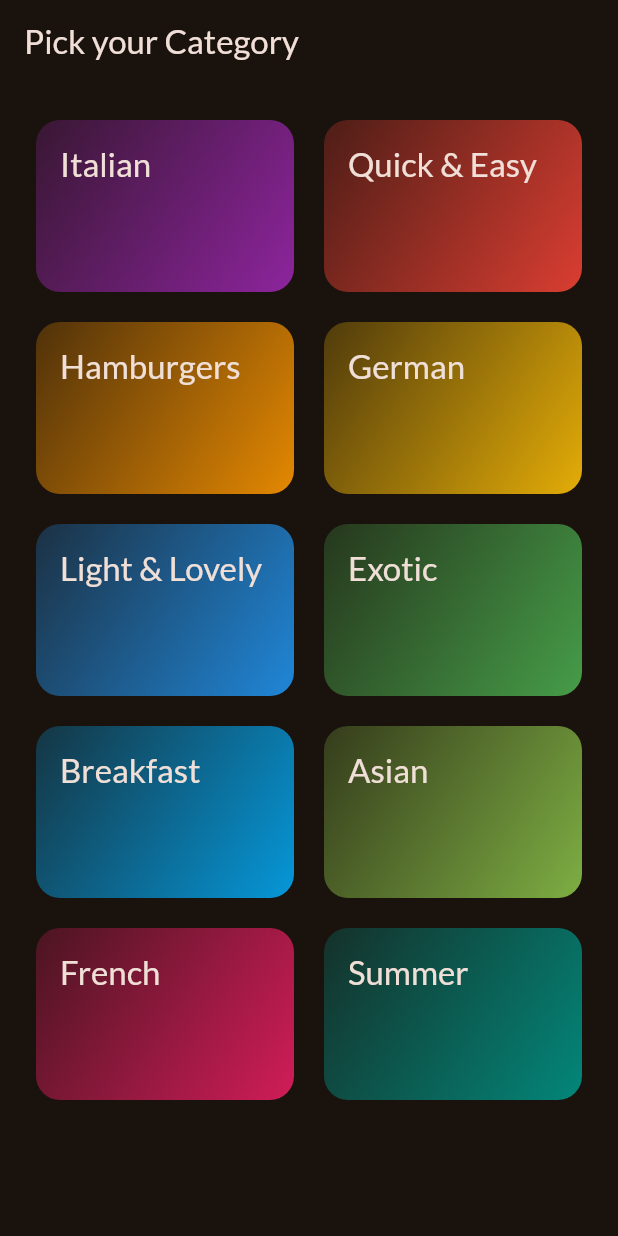
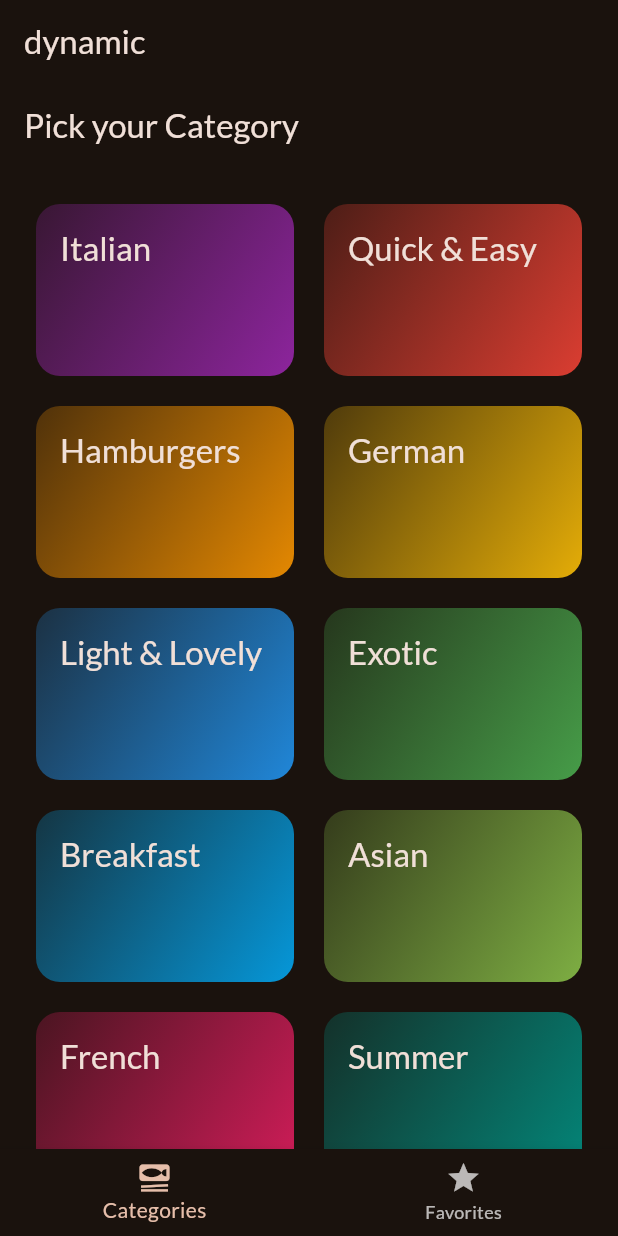
Before and after one commit to Daffnel/resturang_app, a Flutter app: the screen it shows after launch, on a phone screen of 412 x 824 dp. Run offline on Flutter 3.47's test engine with Material 3 defaults, Android fonts, the phone set to English and light mode, and no system bars; our stand-ins replace google_fonts, transparent_image.

Commit message:
Bottom bar navigation done

```diff
--- a/lib/main.dart
+++ b/lib/main.dart
@@ -4,6 +4,7 @@
 import 'package:resturang_app/screens/categories.dart';
 import 'package:resturang_app/screens/meals.dart';
 import 'package:resturang_app/data/dummy_data.dart';
+import 'package:resturang_app/screens/tabs.dart';
 
 final theme = ThemeData(
   useMaterial3: true,
@@ -25,7 +26,7 @@
   Widget build(BuildContext context) {
     return MaterialApp(
       theme: theme,
-      home: CategoriesScreen(), //MealsScreen(title: 'Some category', meals: dummyMeals),
+      home: TabsScreen(), //MealsScreen(title: 'Some category', meals: dummyMeals),
     );
   }
 }
--- a/lib/screens/tabs.dart
+++ b/lib/screens/tabs.dart
@@ -1,4 +1,6 @@
 import 'package:flutter/material.dart';
+import 'package:resturang_app/screens/categories.dart';
+import 'package:resturang_app/screens/meals.dart';
 
 class TabsScreen extends StatefulWidget {
   const TabsScreen({super.key});
@@ -8,14 +10,34 @@
 }
 
 class _TabsScreenState extends State<TabsScreen> {
+  int _selectedPageIndex = 0;
+
+  void _selectPage(int index) {
+    setState(() {
+      _selectedPageIndex = index;
+    });
+  }
+
   @override
   Widget build(BuildContext context) {
+    Widget activePage = const CategoriesScreen();
+    var activePageTitle = 'Categories';
+
+    if (_selectedPageIndex == 1) {
+      activePage = MealsScreen(title: 'Favorites', meals: []);
+      activePageTitle = 'Favorites';
+    }
+
     return Scaffold(
-      bottomNavigationBar: BottomNavigatonBar(),
-      body: ...,
-      appBar: AppBar(
-        title: Text('dynamic')
+      bottomNavigationBar: BottomNavigationBar(
+        onTap: _selectPage,
+        items: const [
+          BottomNavigationBarItem(icon: Icon(Icons.set_meal), label: 'Categories'),
+          BottomNavigationBarItem(icon: Icon(Icons.star), label: 'Favorites'),
+        ],
       ),
+      body: activePage,
+      appBar: AppBar(title: Text('dynamic')),
     );
   }
 }
```
